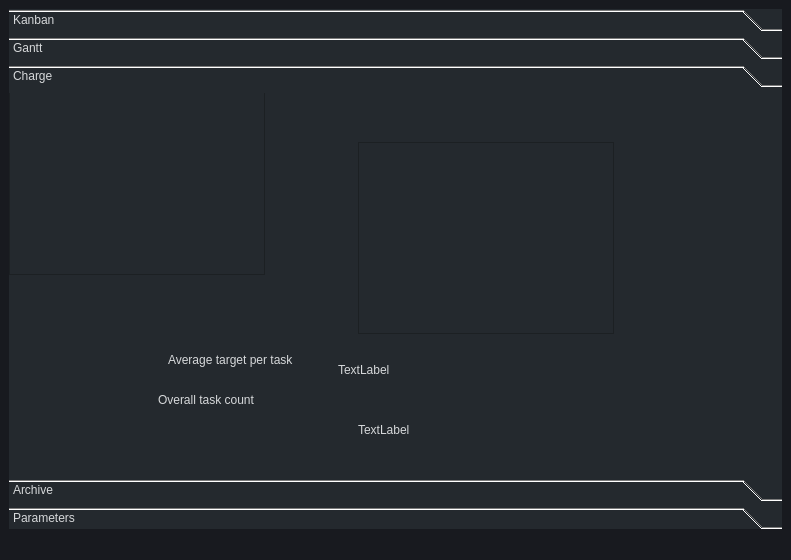
MaximeAeva/TheEfficientGuy, file mainwindow.ui: the form before one commit.
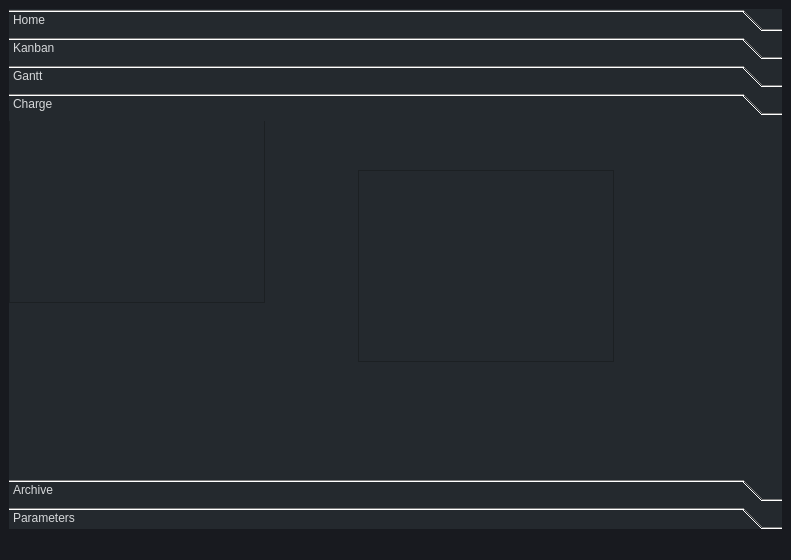
The form after the commit. The open tabs and pages were chosen to show the change. Custom widgets are drawn as their Qt base class.

Commit message: Home page created (need improvements)

Diff of the .ui file:
```diff
--- a/mainwindow.ui
+++ b/mainwindow.ui
@@ -28,6 +28,63 @@
       <property name="currentIndex">
        <number>2</number>
       </property>
+      <widget class="QWidget" name="page_6">
+       <attribute name="label">
+        <string>Home</string>
+       </attribute>
+       <widget class="QLabel" name="avgD">
+        <property name="geometry">
+         <rect>
+          <x>450</x>
+          <y>230</y>
+          <width>55</width>
+          <height>16</height>
+         </rect>
+        </property>
+        <property name="text">
+         <string>TextLabel</string>
+        </property>
+       </widget>
+       <widget class="QLabel" name="avgL">
+        <property name="geometry">
+         <rect>
+          <x>280</x>
+          <y>220</y>
+          <width>141</width>
+          <height>16</height>
+         </rect>
+        </property>
+        <property name="text">
+         <string>Average target per task</string>
+        </property>
+       </widget>
+       <widget class="QLabel" name="overD">
+        <property name="geometry">
+         <rect>
+          <x>470</x>
+          <y>290</y>
+          <width>55</width>
+          <height>16</height>
+         </rect>
+        </property>
+        <property name="text">
+         <string>TextLabel</string>
+        </property>
+       </widget>
+       <widget class="QLabel" name="overL">
+        <property name="geometry">
+         <rect>
+          <x>270</x>
+          <y>260</y>
+          <width>181</width>
+          <height>16</height>
+         </rect>
+        </property>
+        <property name="text">
+         <string>Overall task count</string>
+        </property>
+       </widget>
+      </widget>
       <widget class="QWidget" name="page">
        <property name="geometry">
         <rect>
@@ -86,7 +143,7 @@
          <x>0</x>
          <y>0</y>
          <width>769</width>
-         <height>361</height>
+         <height>334</height>
         </rect>
        </property>
        <attribute name="label">
@@ -121,58 +178,6 @@
           </rect>
          </property>
         </widget>
-        <widget class="QLabel" name="overL">
-         <property name="geometry">
-          <rect>
-           <x>150</x>
-           <y>310</y>
-           <width>181</width>
-           <height>16</height>
-          </rect>
-         </property>
-         <property name="text">
-          <string>Overall task count</string>
-         </property>
-        </widget>
-        <widget class="QLabel" name="avgL">
-         <property name="geometry">
-          <rect>
-           <x>160</x>
-           <y>270</y>
-           <width>141</width>
-           <height>16</height>
-          </rect>
-         </property>
-         <property name="text">
-          <string>Average target per task</string>
-         </property>
-        </widget>
-        <widget class="QLabel" name="avgD">
-         <property name="geometry">
-          <rect>
-           <x>330</x>
-           <y>280</y>
-           <width>55</width>
-           <height>16</height>
-          </rect>
-         </property>
-         <property name="text">
-          <string>TextLabel</string>
-         </property>
-        </widget>
-        <widget class="QLabel" name="overD">
-         <property name="geometry">
-          <rect>
-           <x>350</x>
-           <y>340</y>
-           <width>55</width>
-           <height>16</height>
-          </rect>
-         </property>
-         <property name="text">
-          <string>TextLabel</string>
-         </property>
-        </widget>
        </widget>
       </widget>
       <widget class="QWidget" name="page_5">
```
Left out of the diff: 10 changed lines with no effect on the pictures. The commit also changes 2 other files.
